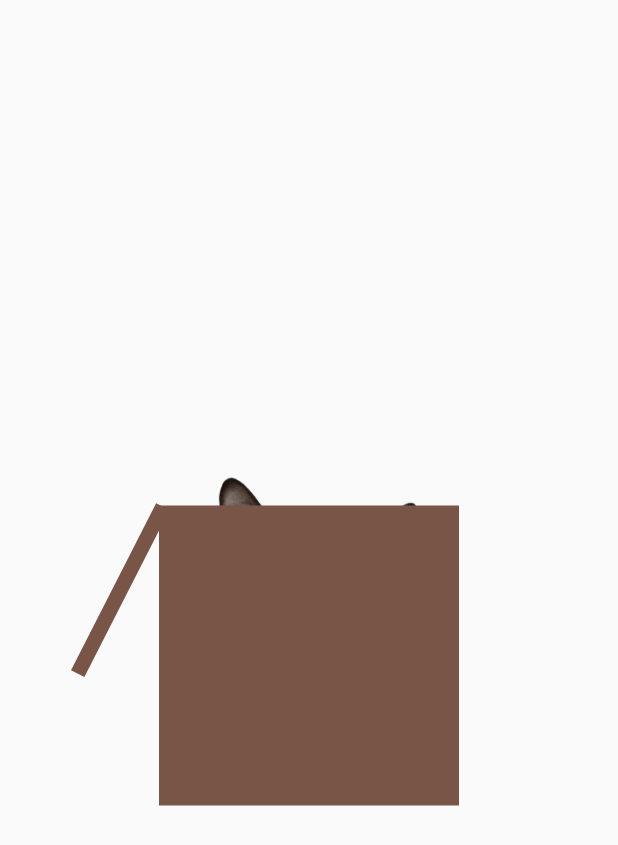
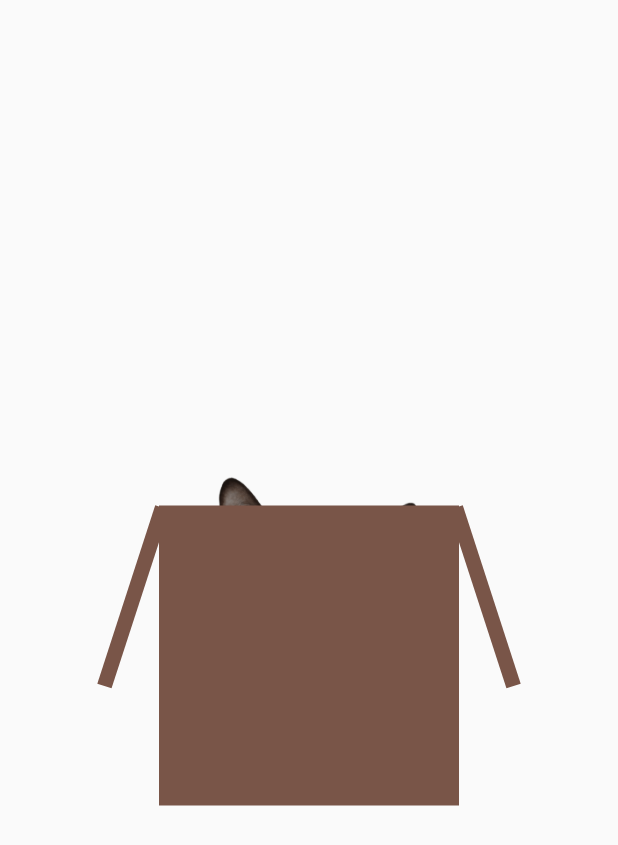
Before and after one commit to weilyuwang/FlutterAnimation-Intro, a Flutter app: the screen it shows after launch, on a phone screen of 412 x 824 dp. Shown: the top 845 px of the screen. Run offline on Flutter 3.47's test engine with Material 2 defaults, Android fonts, the phone set to English and light mode, and no system bars.

Commit message:
add right flap

```diff
--- a/lib/src/screens/home.dart
+++ b/lib/src/screens/home.dart
@@ -23,10 +23,10 @@ class _HomeState extends State<Home> with TickerProviderStateMixin {
       duration: Duration(milliseconds: 500),
     );
 
-    boxAnimation = Tween(begin: pi * 0.6, end: pi * 0.65).animate(
+    boxAnimation = Tween(begin: pi * 0.55, end: pi * 0.6).animate(
       CurvedAnimation(
         parent: boxController,
-        curve: Curves.linear,
+        curve: Curves.easeInOut,
       ),
     );
 
@@ -41,7 +41,7 @@ class _HomeState extends State<Home> with TickerProviderStateMixin {
     boxController.forward();
 
     catController = AnimationController(
-      duration: Duration(milliseconds: 400),
+      duration: Duration(milliseconds: 300),
       vsync: this,
     );
 
@@ -74,6 +74,7 @@ class _HomeState extends State<Home> with TickerProviderStateMixin {
                 _buildCatAnimation(),
                 _buildBox(),
                 _buildLeftFlap(),
+                _buildRightFlap(),
               ],
             ),
           ),
@@ -130,4 +131,26 @@ class _HomeState extends State<Home> with TickerProviderStateMixin {
       top: 3.0,
     );
   }
+
+  Widget _buildRightFlap() {
+    return Positioned(
+      child: AnimatedBuilder(
+        animation: boxAnimation,
+        child: Container(
+          height: 10.0,
+          width: 125.0,
+          color: Colors.brown,
+        ),
+        builder: (context, child) {
+          return Transform.rotate(
+            child: child,
+            alignment: Alignment.topRight,
+            angle: -boxAnimation.value,
+          );
+        },
+      ),
+      right: 7.0,
+      top: 3.0,
+    );
+  }
 }
```
